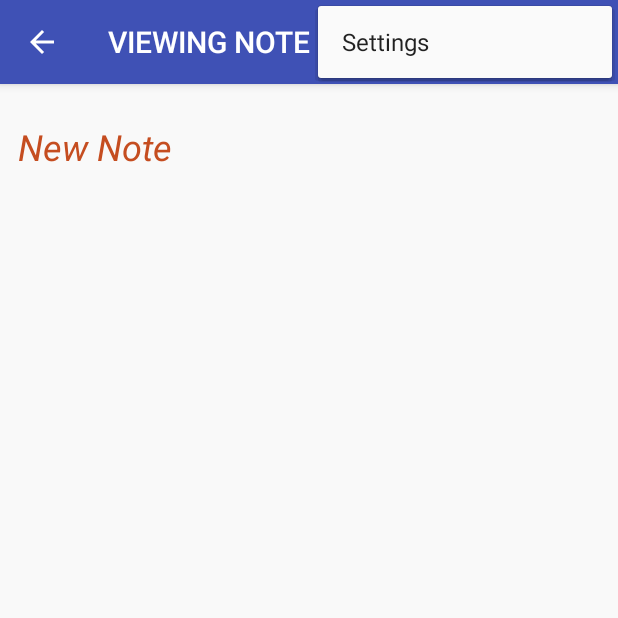
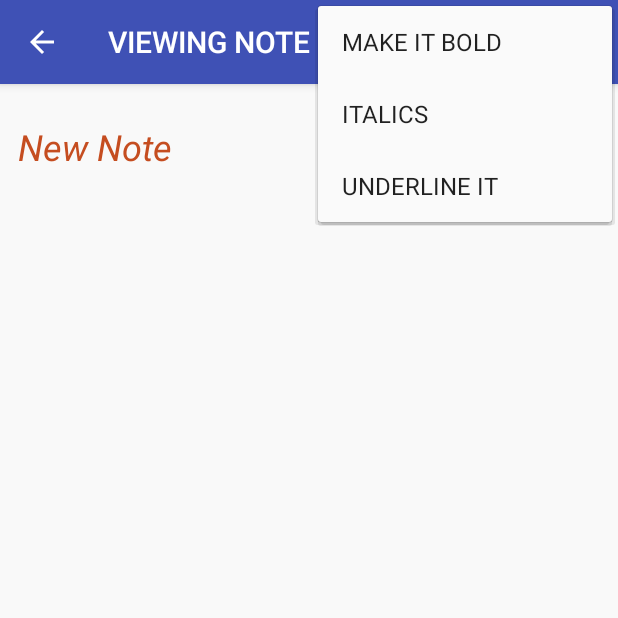
Before and after one commit to venuspathak/NotepadApplication2, an Android app: the ViewNoteActivity screen opened directly, with no data from a screen before it, with the options menu open, on a phone screen of 412 x 824 dp, the top half of it. Run offline under Robolectric (Android 15) with nearby library versions, the phone set to English and light mode, and no system bars; 4 statements that could not run were skipped.

Commit message:
Share and layout changes

```diff
--- a/app/src/main/java/com/mobilecommerce/notepadapplication/ViewNoteActivity.java
+++ b/app/src/main/java/com/mobilecommerce/notepadapplication/ViewNoteActivity.java
@@ -3,11 +3,17 @@ package com.mobilecommerce.notepadapplication;
 import android.content.Intent;
 import android.support.v4.app.FragmentManager;
 import android.support.v4.app.FragmentTransaction;
+import android.support.v4.view.MenuItemCompat;
 import android.support.v7.app.AppCompatActivity;
 import android.os.Bundle;
+import android.support.v7.widget.ShareActionProvider;
 import android.view.Menu;
+import android.view.MenuInflater;
+import android.view.MenuItem;
 
 public class ViewNoteActivity extends AppCompatActivity {
+
+    private ShareActionProvider shareActionProvider=null;
 
     @Override
     protected void onCreate(Bundle savedInstanceState) {
@@ -20,8 +26,30 @@ public class ViewNoteActivity extends AppCompatActivity {
     @Override
     public boolean onCreateOptionsMenu(Menu menu) {
         //Inflate the menu; this adds items to the action bar if it is present.
-        getMenuInflater().inflate(R.menu.menu_view,menu);
+       // getMenuInflater().inflate(R.menu.menu_view,menu);
+
+        menu.clear();
+        MenuInflater menuInflater = getMenuInflater();
+        menuInflater.inflate(R.menu.menu_view,menu);
+        MenuItem menuItem = menu.findItem(R.id.action_share_note);
+
+        //Getting SharedActionProvider
+        shareActionProvider = (ShareActionProvider) MenuItemCompat.getActionProvider(menuItem);
+        shareActionProvider.setShareHistoryFileName("share_history.xml");
+
+        Intent intentForShare = new Intent(Intent.ACTION_SEND);
+        intentForShare.setType("text/plain");
+        intentForShare.putExtra(Intent.EXTRA_TEXT, "text to share"); // Here the note shared will be written
+        setIntentForShare("text to share", intentForShare);
+
         return true;
+
+    }
+
+    private void setIntentForShare(String stringToShare, Intent intentForShare){
+        if(shareActionProvider!=null) {
+            shareActionProvider.setShareIntent(intentForShare);
+        }
     }
 
     private void createAndAddAFragment() {
--- a/app/src/main/res/menu/menu_edit.xml
+++ b/app/src/main/res/menu/menu_edit.xml
@@ -4,7 +4,7 @@
     tools:context="com.mobilecommerce.notepadapplication.MainActivity">
 
     <!-- Lowest category order plus ifRoom means it will be displayed as a button -->
-
+<!--
     <item
         android:id="@+id/action_favorite"
         android:icon="@drawable/bold"
@@ -23,7 +23,7 @@
         android:title="UNDERLINE"
         android:icon="@drawable/bold"
         app:showAsAction="ifRoom" />
-
+-->
 
     <!-- Never means never display as a button but as an item irrespective of the category order -->
 
--- a/app/src/main/res/menu/menu_view.xml
+++ b/app/src/main/res/menu/menu_view.xml
@@ -3,11 +3,34 @@
     xmlns:tools="http://schemas.android.com/tools"
     tools:context="com.mobilecommerce.notepadapplication.ViewNoteActivity">
 
+    <!-- Lowest category order plus ifRoom means it will be displayed as a button -->
+
+
     <item
-        android:id="@+id/action_settings"
+        android:id="@+id/action_share_note"
+        android:orderInCategory="1"
+        android:title="@string/share_button"
+        app:showAsAction="ifRoom"
+        android:actionProviderClass="android.widget.ShareActionProvider"/>
+
+    <item
+        android:id="@+id/action_bold_note"
         android:orderInCategory="100"
-        android:title="@string/action_settings"
+        android:title="@string/action_bold"
         app:showAsAction="never" />
+
+    <item
+        android:id="@+id/action_italics_note"
+        android:orderInCategory="100"
+        android:title="@string/action_italics"
+        app:showAsAction="never" />
+
+    <item
+        android:id="@+id/action_underline_note"
+        android:orderInCategory="100"
+        android:title="@string/action_underline"
+        app:showAsAction="never" />
+
 
     <!-- Never means never display as a button but as an item irrespective of the category order -->
 
--- a/app/src/main/res/values/strings.xml
+++ b/app/src/main/res/values/strings.xml
@@ -10,11 +10,20 @@
     <string name="edit_Note_Fragment_Title">EDITING NOTE</string>
     <string name="add_Note_Fragment_Title">ADDING NOTE</string>
 
-    <!-- Main list Long Click Context Menu-->
-    <string name="edit_menu">Edit Menu</string>
-
     <!-- Save Button on Edit Fragment-->
     <string name="save_button">Save Me!</string>
 
+    <!-- Main list Long Click Context Menu-->
+    <string name="edit_menu">Edit Menu</string>
+    <string name="delete_menu">Delete Menu</string>
+
+    <!-- Share Button on Edit and View Fragment-->
+    <string name="share_button">SHARE</string>
+
+    <!-- Bold, Italic and Underline on three dots section-->
+    <string name="action_bold">MAKE IT BOLD</string>
+    <string name="action_italics">ITALICS</string>
+    <string name="action_underline">UNDERLINE IT</string>
+
 
 </resources>
```
